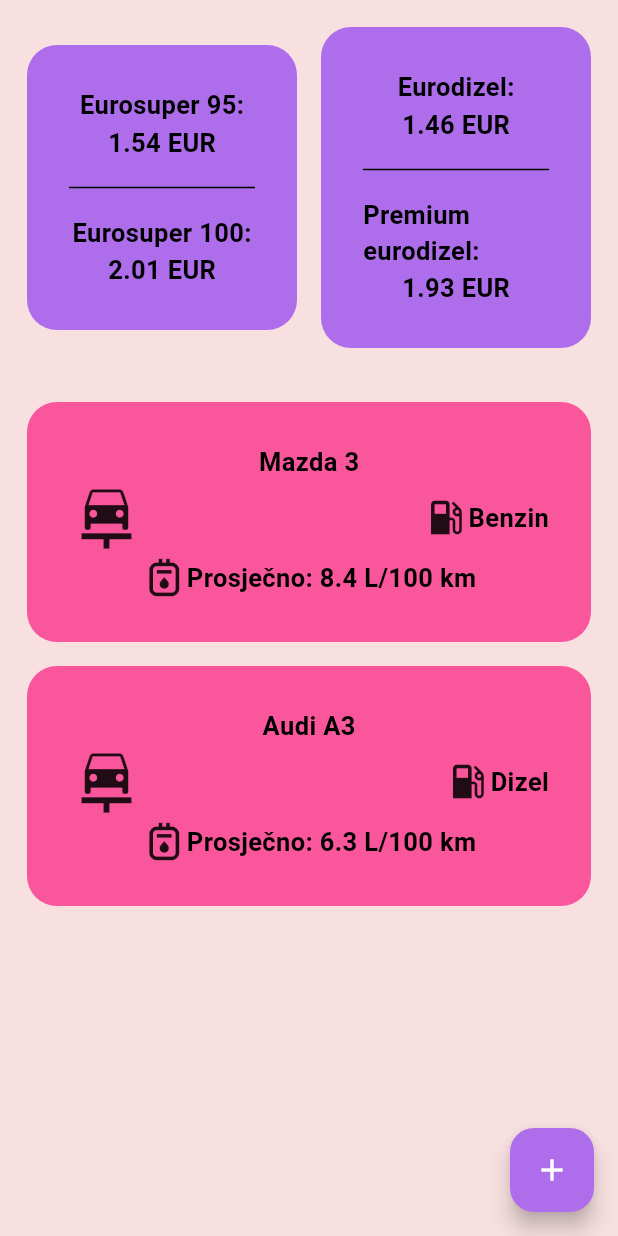
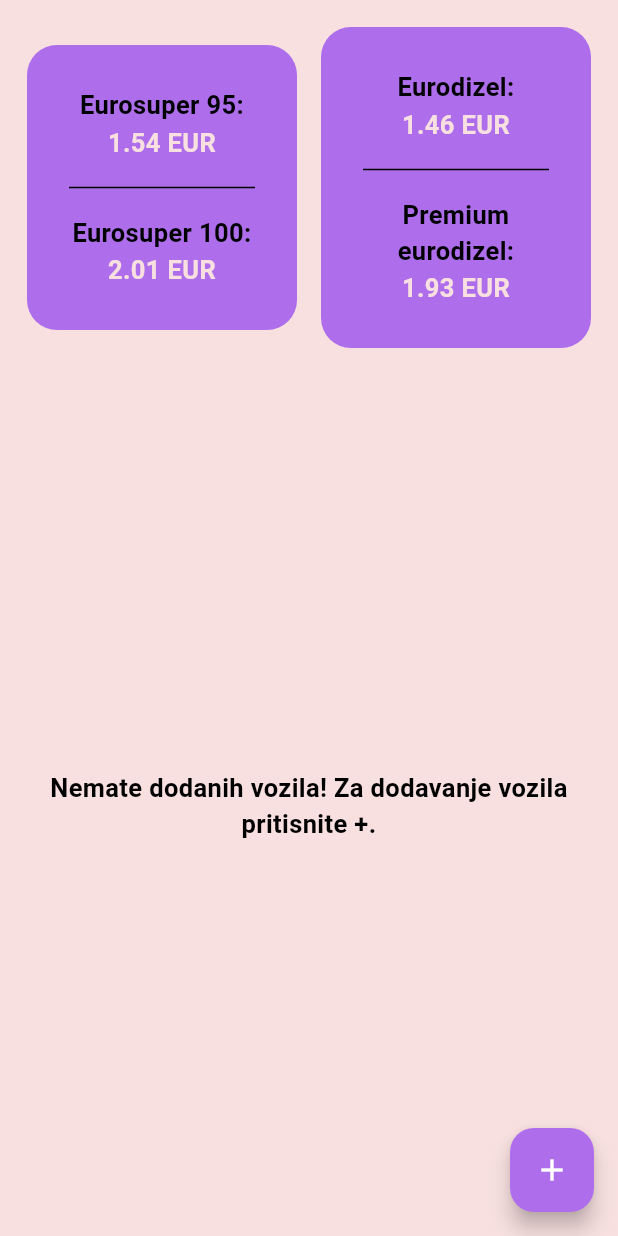
Before and after one commit to Vuk7/kalkulator_potrosnje, a Flutter app: the screen it shows after launch, after a tap on the "add" icon, on a phone screen of 412 x 824 dp. Run offline on Flutter 3.47's test engine with Material 3 defaults, Android fonts, the phone set to English and light mode, and no system bars; our stand-ins replace sqflite; accounts and stored records are empty.

Commit message:
dodana sqlite baza dodana tablica i model Vehicle dodano ucitavanje i prikaz vozila iz baze

```diff
--- /dev/null
+++ b/lib/database/database_service.dart
@@ -0,0 +1,27 @@
+import 'package:kalkulator_potrosnje/database/kalkulator_potrosnje_db.dart';
+import 'package:sqflite/sqflite.dart';
+import 'package:path/path.dart' as p;
+
+class DatabaseService {
+  Database? _database;
+
+  Future<Database> get database async {
+    if (_database != null) {
+      return _database!;
+    }
+    _database = await _initialize();
+    return _database!;
+  }
+
+  Future<String> get getPath async {
+    return p.join(await getDatabasesPath(), "kalkulator_potrosnje.db");
+  }
+
+  Future<Database> _initialize() async {
+    return await openDatabase(await getPath, onConfigure: createDatabase, version: 1);
+  }
+
+  Future<void> createDatabase(Database db) async {
+    await KalkulatorPotrosnjeDB().createTable(db);
+  }
+}
--- /dev/null
+++ b/lib/database/kalkulator_potrosnje_db.dart
@@ -0,0 +1,22 @@
+import 'package:kalkulator_potrosnje/database/database_service.dart';
+import 'package:kalkulator_potrosnje/models/vehicle.dart';
+import 'package:sqflite/sqflite.dart';
+
+class KalkulatorPotrosnjeDB {
+  Future<void> createTable(Database db) async {
+    await db.execute(
+        "CREATE TABLE IF NOT EXISTS Vehicles(id INTEGER PRIMARY KEY AUTOINCREMENT NOT NULL, name VARCHAR(255) NOT NULL, fuelType INTEGER, averageFuelConsumption DOUBLE)");
+  }
+
+  Future<void> addVehicle(Vehicle v) async {
+    final db = await DatabaseService().database;
+    await db.insert("Vehicles", v.toMap(),
+        conflictAlgorithm: ConflictAlgorithm.replace);
+  }
+
+  Future<List<Vehicle>> getVehicles() async {
+    final db = await DatabaseService().database;
+    final List<Map<String, Object?>> vehicleMaps = await db.query('Vehicles');
+    return vehicleMaps.map((i) => Vehicle.fromDB(i)).toList();
+  }
+}
--- /dev/null
+++ b/lib/models/vehicle.dart
@@ -0,0 +1,27 @@
+class Vehicle {
+  final int id;
+  final String name;
+  final int fuelType;
+  final double averageFuelConsumption;
+
+  Vehicle(
+      {required this.id,
+      required this.name,
+      required this.fuelType,
+      required this.averageFuelConsumption});
+
+  Vehicle.fromDB(Map<String, dynamic> map)
+      : id = map['id'],
+        name = map['name'],
+        fuelType = map["fuelType"],
+        averageFuelConsumption = map["averageFuelConsumption"];
+
+  Map<String, Object?> toMap() {
+    return {
+      'id': id,
+      'name': name,
+      'fuelType': fuelType,
+      'averageFuelConsumption': averageFuelConsumption
+    };
+  }
+}
--- a/lib/pages/main_page/components/fuel_prices_box.dart
+++ b/lib/pages/main_page/components/fuel_prices_box.dart
@@ -19,21 +19,25 @@
               color: Theme.of(context).colorScheme.primary,
             ),
             child: Padding(
-              padding: EdgeInsets.all(8),
+              padding: const EdgeInsets.all(8),
               child: Column(
                 children: [
                   Text(
                     firstName,
-                    style: TextStyle(fontSize: 17, fontWeight: FontWeight.bold),
+                    style: const TextStyle(
+                        fontSize: 17, fontWeight: FontWeight.bold),
+                    textAlign: TextAlign.center,
                   ),
                   const SizedBox(
                     height: 1,
                   ),
-                  Text(
-                    "$firstPrice EUR",
-                    style: const TextStyle(
-                        fontSize: 17, fontWeight: FontWeight.bold),
-                  ),
+                  Text("$firstPrice EUR",
+                      style: TextStyle(
+                        fontSize: 17,
+                        color: Theme.of(context).colorScheme.background,
+                        fontWeight: FontWeight.bold,
+                      ),
+                      textAlign: TextAlign.center),
                   const SizedBox(
                     height: 10,
                   ),
@@ -41,18 +45,19 @@
                   const SizedBox(
                     height: 10,
                   ),
-                  Text(
-                    secondName,
-                    style: TextStyle(fontSize: 17, fontWeight: FontWeight.bold),
-                  ),
+                  Text(secondName,
+                      style: const TextStyle(
+                          fontSize: 17, fontWeight: FontWeight.bold),
+                      textAlign: TextAlign.center),
                   const SizedBox(
                     height: 1,
                   ),
-                  Text(
-                    "$secondPrice EUR",
-                    style: const TextStyle(
-                        fontSize: 17, fontWeight: FontWeight.bold),
-                  ),
+                  Text("$secondPrice EUR",
+                      style: TextStyle(
+                          fontSize: 17,
+                          color: Theme.of(context).colorScheme.background,
+                          fontWeight: FontWeight.bold),
+                      textAlign: TextAlign.center),
                 ],
               ),
             ),
--- a/lib/pages/main_page/main_page.dart
+++ b/lib/pages/main_page/main_page.dart
@@ -1,4 +1,8 @@
+import 'dart:async';
+
 import 'package:flutter/material.dart';
+import 'package:kalkulator_potrosnje/database/kalkulator_potrosnje_db.dart';
+import 'package:kalkulator_potrosnje/models/vehicle.dart';
 import 'package:kalkulator_potrosnje/pages/main_page/components/car_box.dart';
 import 'package:kalkulator_potrosnje/pages/main_page/components/fuel_prices_box.dart';
 
@@ -10,24 +14,59 @@
 }
 
 class _MainPageState extends State<MainPage> {
+  bool loadingList = true;
+  List<Vehicle> vehicleList = [];
+
+  Future<void> loadVehicleList() async {
+    try {
+      setState(() {
+        loadingList = true;
+      });
+    } catch (e) {
+      //pass
+    }
+
+    vehicleList = await KalkulatorPotrosnjeDB().getVehicles();
+    try {
+      setState(() {
+        loadingList = false;
+      });
+    } catch (e) {
+      //pass
+    }
+  }
+
+  @override
+  void didChangeDependencies() {
+    super.didChangeDependencies();
+
+    Timer(const Duration(seconds: 1), () async {
+      await loadVehicleList();
+    });
+  }
+
   @override
   Widget build(BuildContext context) {
     return Scaffold(
       backgroundColor: Theme.of(context).colorScheme.background,
       floatingActionButton: FloatingActionButton(
-        onPressed: () {},
+        onPressed: () async {
+          //KalkulatorPotrosnjeDB().addVehicle(Vehicle(id: 1, name: "Test", fuelType: 2, averageFuelConsumption: 2.5));
+          //List<Vehicle> lista = await KalkulatorPotrosnjeDB().getVehicles();
+          //await loadVehicleList();
+        },
         backgroundColor: Theme.of(context).colorScheme.primary,
         child: const Icon(
           Icons.add,
           color: Colors.white,
         ),
       ),
-      body: const SafeArea(
+      body: SafeArea(
         child: Padding(
-          padding: EdgeInsets.all(10),
+          padding: const EdgeInsets.all(10),
           child: Column(
             children: [
-              Row(
+              const Row(
                 children: [
                   FuelPricesBox(
                       "Eurosuper 95:", "1.54", "Eurosuper 100:", "2.01"),
@@ -35,21 +74,42 @@
                       "Eurodizel:", "1.46", "Premium eurodizel:", "1.93")
                 ],
               ),
-              SizedBox(
+              const SizedBox(
                 height: 20,
               ),
-              CarBox(
+              Expanded(
+                child: (loadingList)
+                    ? Center(
+                        child: CircularProgressIndicator(
+                          color: Theme.of(context).colorScheme.secondary,
+                        ),
+                      )
+                    : (vehicleList.isEmpty)
+                        ? const Center(
+                            child: Text(
+                              "Nemate dodanih vozila! Za dodavanje vozila pritisnite +.",
+                              style: TextStyle(
+                                  fontSize: 17, fontWeight: FontWeight.bold),
+                              textAlign: TextAlign.center,
+                            ),
+                          )
+                        : ListView.builder(
+                            itemCount: vehicleList.length,
+                            itemBuilder: (BuildContext context, int index) {
+                              return CarBox(
+                                  vehicleType: 1,
+                                  vehicleName: vehicleList[index].name,
+                                  fuelType:
+                                      vehicleList[index].fuelType.toString(),
+                                  averageFuelConsumption: "8.3");
+                            }),
+              ),
+              /* CarBox(
                 vehicleType: 1,
                 vehicleName: "Mazda 3",
                 fuelType: 'Benzin',
                 averageFuelConsumption: '8.4',
-              ),
-              CarBox(
-                vehicleType: 1,
-                vehicleName: "Audi A3",
-                fuelType: 'Dizel',
-                averageFuelConsumption: '6.3',
-              ),
+              ),*/
             ],
           ),
         ),
--- a/pubspec.yaml
+++ b/pubspec.yaml
@@ -35,6 +35,8 @@
   # The following adds the Cupertino Icons font to your application.
   # Use with the CupertinoIcons class for iOS style icons.
   cupertino_icons: ^1.0.6
+  sqflite: ^2.3.3
+  path:
 
 dev_dependencies:
   flutter_test:
```
Also changed, not shown: pubspec.lock, 1 other file.
